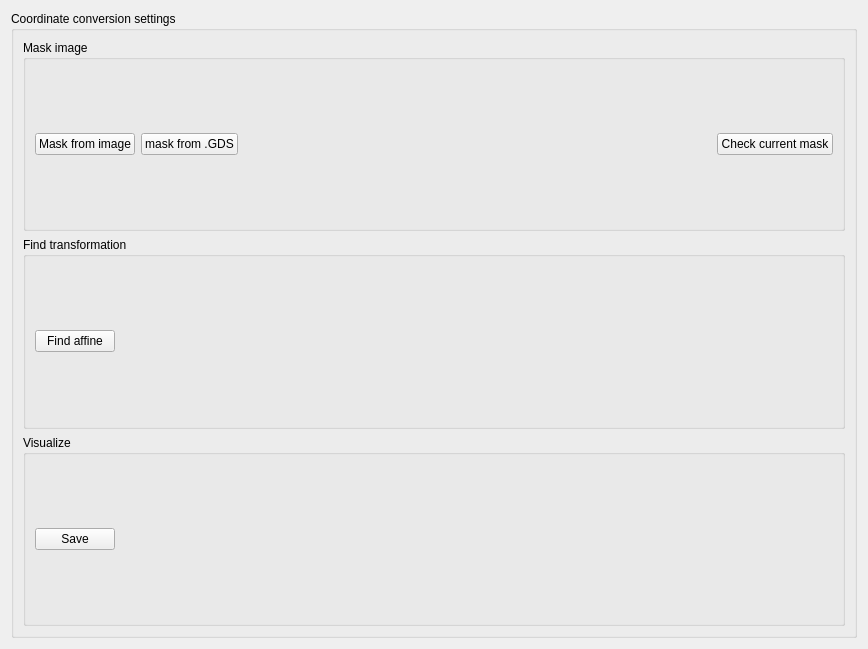
The window that plugins/Affine/Affine_settingsWidget.ui (pyIVLS/pyIVLS) describes before a commit, drawn with Qt 5.
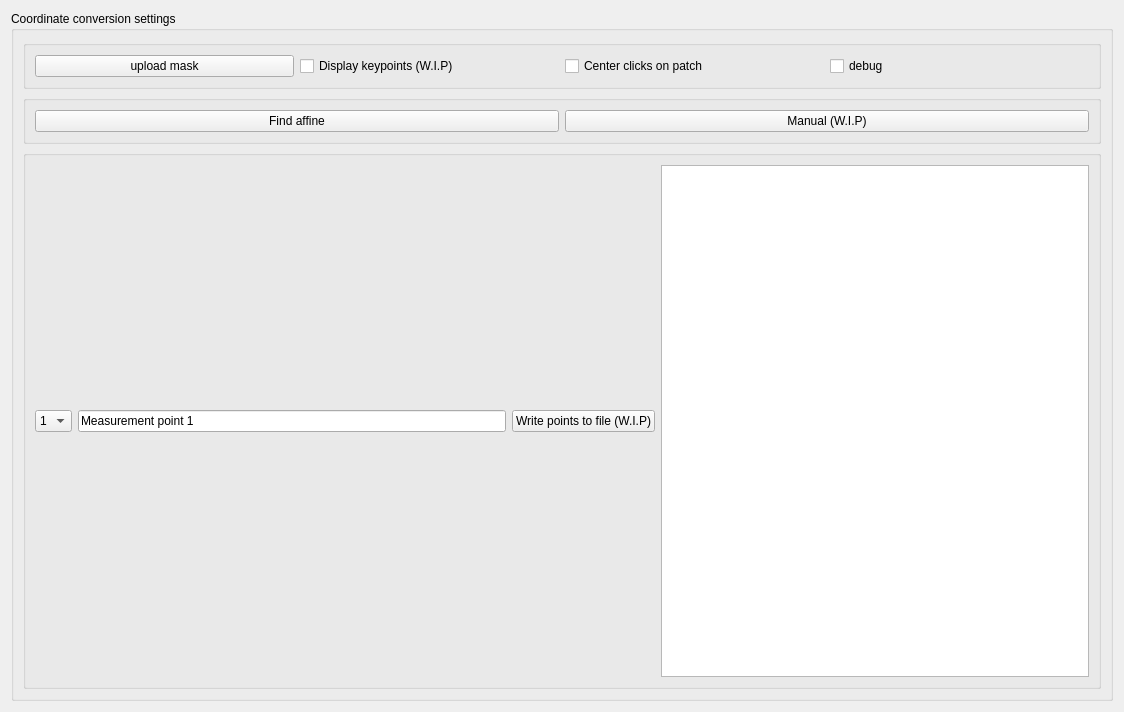
The same window after the commit.

```diff
--- a/plugins/Affine/Affine_settingsWidget.ui
+++ b/plugins/Affine/Affine_settingsWidget.ui
@@ -6,8 +6,8 @@
    <rect>
     <x>0</x>
     <y>0</y>
-    <width>868</width>
-    <height>649</height>
+    <width>1124</width>
+    <height>712</height>
    </rect>
   </property>
   <property name="sizePolicy">
@@ -29,47 +29,34 @@
       <item>
        <widget class="QGroupBox" name="maskBox">
         <property name="title">
-         <string>Mask image</string>
+         <string/>
         </property>
         <layout class="QHBoxLayout" name="horizontalLayout_2">
          <item>
           <widget class="QPushButton" name="maskButton">
            <property name="text">
-            <string>Mask from image</string>
+            <string>upload mask</string>
            </property>
           </widget>
          </item>
          <item>
-          <widget class="QPushButton" name="maskGdsButton">
+          <widget class="QCheckBox" name="dispKP">
            <property name="text">
-            <string>mask from .GDS</string>
+            <string>Display keypoints (W.I.P)</string>
            </property>
           </widget>
          </item>
          <item>
-          <widget class="QLabel" name="maskLabel">
+          <widget class="QCheckBox" name="centerClicks">
            <property name="text">
-            <string/>
+            <string>Center clicks on patch</string>
            </property>
           </widget>
          </item>
          <item>
-          <spacer name="horizontalSpacer">
-           <property name="orientation">
-            <enum>Qt::Horizontal</enum>
-           </property>
-           <property name="sizeHint" stdset="0">
-            <size>
-             <width>40</width>
-             <height>20</height>
-            </size>
-           </property>
-          </spacer>
-         </item>
-         <item>
-          <widget class="QPushButton" name="checkMaskButton">
+          <widget class="QCheckBox" name="checkBox">
            <property name="text">
-            <string>Check current mask</string>
+            <string>debug</string>
            </property>
           </widget>
          </item>
@@ -79,7 +66,7 @@
       <item>
        <widget class="QGroupBox" name="affineBox">
         <property name="title">
-         <string>Find transformation</string>
+         <string/>
         </property>
         <layout class="QHBoxLayout" name="horizontalLayout">
          <item>
@@ -90,53 +77,63 @@
           </widget>
          </item>
          <item>
-          <widget class="QLabel" name="affineLabel">
+          <widget class="QPushButton" name="manualButton">
            <property name="text">
-            <string/>
+            <string>Manual (W.I.P)</string>
            </property>
           </widget>
          </item>
-         <item>
-          <spacer name="horizontalSpacer_2">
-           <property name="orientation">
-            <enum>Qt::Horizontal</enum>
-           </property>
-           <property name="sizeHint" stdset="0">
-            <size>
-             <width>40</width>
-             <height>20</height>
-            </size>
-           </property>
-          </spacer>
-         </item>
         </layout>
        </widget>
       </item>
       <item>
        <widget class="QGroupBox" name="saveBox">
         <property name="title">
-         <string>Visualize</string>
+         <string/>
         </property>
         <layout class="QHBoxLayout" name="horizontalLayout_3">
          <item>
-          <widget class="QPushButton" name="saveButton">
+          <widget class="QComboBox" name="pointCount">
+           <item>
+            <property name="text">
+             <string>1</string>
+            </property>
+           </item>
+           <item>
+            <property name="text">
+             <string>2</string>
+            </property>
+           </item>
+           <item>
+            <property name="text">
+             <string>3</string>
+            </property>
+           </item>
+          </widget>
+         </item>
+         <item>
+          <widget class="QLineEdit" name="pointName">
+           <property name="toolTip">
+            <string>&lt;html&gt;&lt;head/&gt;&lt;body&gt;&lt;p&gt;Enter name for set of points&lt;/p&gt;&lt;p&gt;&lt;br/&gt;&lt;/p&gt;&lt;/body&gt;&lt;/html&gt;</string>
+           </property>
            <property name="text">
-            <string>Save</string>
+            <string>Measurement point 1</string>
            </property>
           </widget>
          </item>
          <item>
-          <spacer name="horizontalSpacer_3">
-           <property name="orientation">
-            <enum>Qt::Horizontal</enum>
+          <widget class="QPushButton" name="savePoints">
+           <property name="text">
+            <string>Write points to file (W.I.P)</string>
            </property>
-           <property name="sizeHint" stdset="0">
-            <size>
-             <width>40</width>
-             <height>20</height>
-            </size>
+          </widget>
+         </item>
+         <item>
+          <widget class="QListWidget" name="definedPoints">
+           <property name="contextMenuPolicy">
+            <enum>Qt::ContextMenuPolicy::DefaultContextMenu</enum>
            </property>
-          </spacer>
+          </widget>
          </item>
         </layout>
        </widget>
```
Left out of the diff: 2 changed lines with no effect on the pictures.
